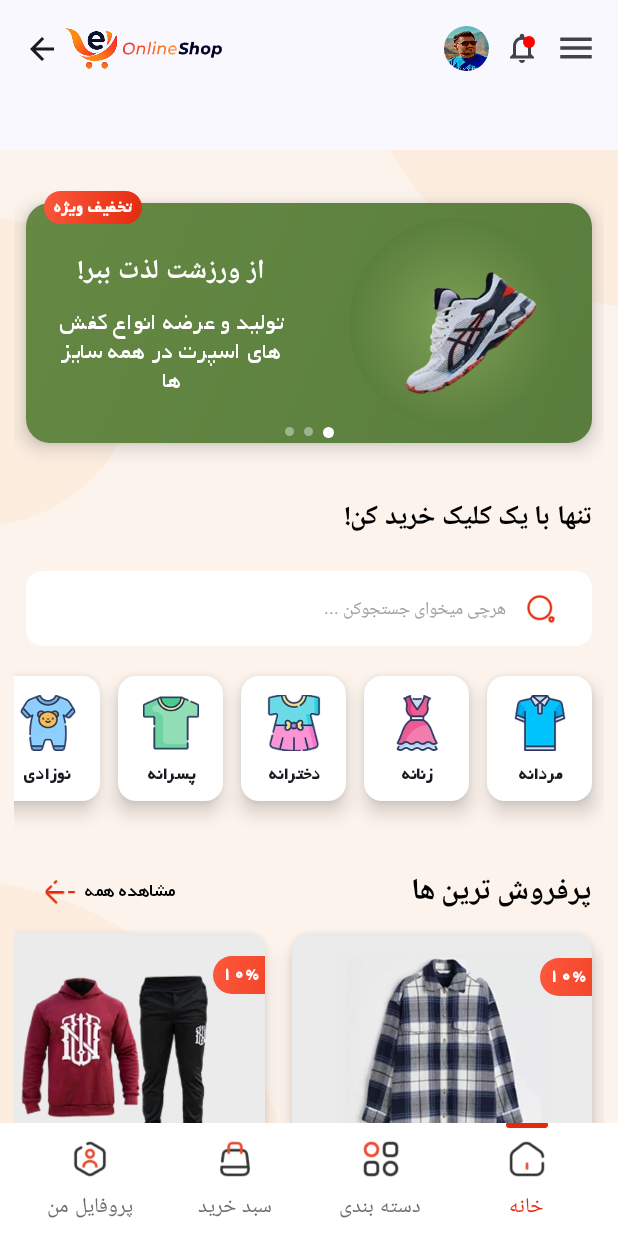
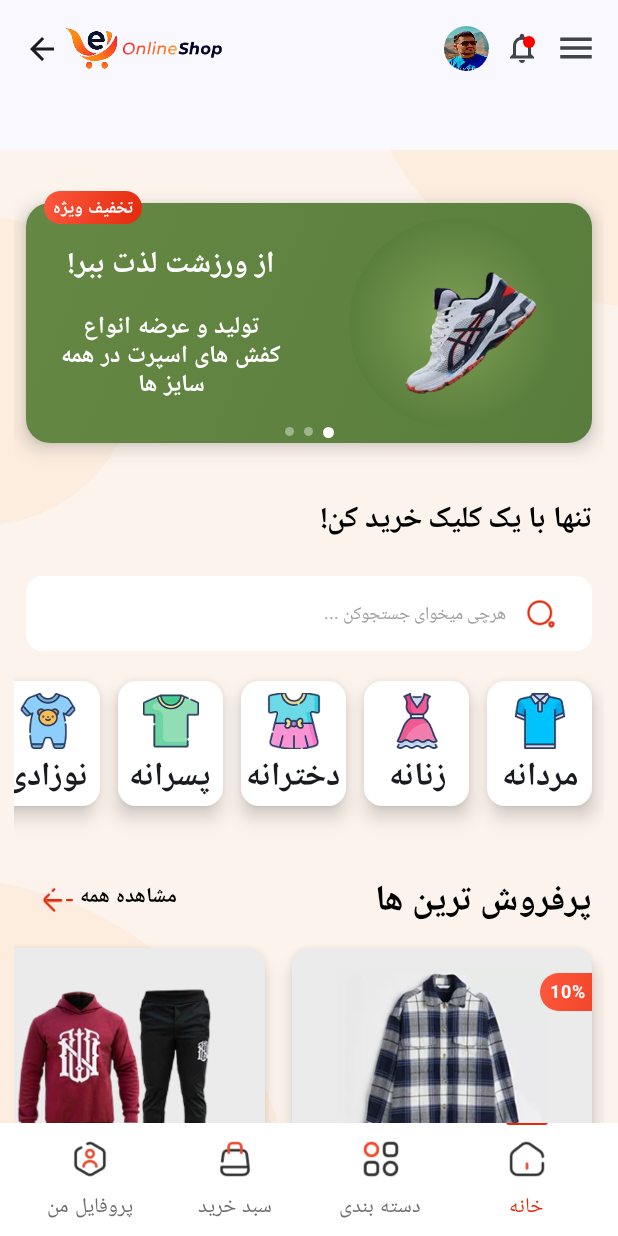
Before and after one commit to vahid-68/OnlineShop, an Android app built with Jetpack Compose: the HomeScreen screen opened through its navigation route, on a phone screen of 412 x 824 dp. Run offline under Robolectric (Android 15) with nearby library versions, the light colour scheme and no system bars; our stand-ins replace Dagger/Hilt's generated code; libraries missing offline, so code that uses them is left out: androidx.hilt.lifecycle.

Commit message:
update home screen

```diff
--- a/app/src/main/java/com/example/onlineshop/data/model/ProductItemModel.kt
+++ b/app/src/main/java/com/example/onlineshop/data/model/ProductItemModel.kt
@@ -3,6 +3,7 @@ package com.example.onlineshop.data.model
 import androidx.compose.ui.unit.Dp
 import androidx.compose.ui.unit.TextUnit
 import androidx.compose.ui.unit.dp
+import androidx.compose.ui.unit.sp
 
 data class ProductItemModel(
     val imageRes: Int,
@@ -14,9 +15,6 @@ data class ProductItemModel(
     val cardHeight: Dp=260.dp,
     val cardWidth: Dp=200.dp,
     val imageSize: Dp?=140.dp,
-    val titleFontSize: TextUnit?=null,
-    val priceFontSize: TextUnit?=null,
-    val priceWithDiscountFontSize: TextUnit?=null,
 
 
 
--- a/app/src/main/java/com/example/onlineshop/ui/component/CustomBannerCard.kt
+++ b/app/src/main/java/com/example/onlineshop/ui/component/CustomBannerCard.kt
@@ -40,6 +40,7 @@ import com.example.onlineshop.ui.theme.Green4
 import com.example.onlineshop.ui.theme.LightOrange
 import com.example.onlineshop.ui.theme.Orange2
 import com.example.onlineshop.ui.theme.White
+import com.example.onlineshop.ui.utils.responsiveFontSize
 
 @Composable
 fun CustomBannerCard(
@@ -114,7 +115,7 @@ fun CustomBannerCard(
 
                                 text = it,
                                 color = Color.White,
-                                fontSize = 18.sp,
+                                fontSize = responsiveFontSize(19.sp,17.sp,20.sp, xlarge = 22.sp),
                                 fontWeight = FontWeight.ExtraBold,
                                 textAlign = TextAlign.Center,
                                 style = TextStyle(textDirection = TextDirection.Rtl)
@@ -130,7 +131,8 @@ fun CustomBannerCard(
                                     .padding(top = 5.dp),
                                 text = it,
                                 color = Color.White,
-                                fontSize = 16.sp,
+                                fontSize = responsiveFontSize(15.sp,12.sp,16.sp, xlarge = 18.sp),
+                                fontWeight = FontWeight.Bold,
                                 textAlign = TextAlign.Center,
                                 lineHeight = 19.sp
 
--- a/app/src/main/java/com/example/onlineshop/ui/component/CustomBottomBar.kt
+++ b/app/src/main/java/com/example/onlineshop/ui/component/CustomBottomBar.kt
@@ -3,6 +3,9 @@ package com.example.onlineshop.ui.component
 import android.R
 import android.R.attr.text
 import android.graphics.drawable.Icon
+import androidx.compose.animation.core.FastOutSlowInEasing
+import androidx.compose.animation.core.animateDpAsState
+import androidx.compose.animation.core.tween
 import androidx.compose.foundation.Image
 import androidx.compose.foundation.background
 import androidx.compose.foundation.clickable
@@ -40,10 +43,12 @@ import androidx.compose.ui.res.painterResource
 import androidx.compose.ui.text.style.LineHeightStyle
 import androidx.compose.ui.unit.dp
 import androidx.compose.ui.unit.sp
+import androidx.compose.ui.unit.times
 import com.example.onlineshop.data.model.BottomNavItem
 import com.example.onlineshop.ui.theme.GrayBlack
 import com.example.onlineshop.ui.theme.Orange2
 import com.example.onlineshop.ui.theme.White
+import com.example.onlineshop.ui.utils.responsiveFontSize
 
 @Composable
 
@@ -90,7 +95,7 @@ fun CustomBottomBar(
                             if (selectedIndex == index) {
                                 Box(
                                     modifier = Modifier
-                                        .offset(y = (-12).dp)
+                                        .offset(y = (-14).dp)
 
                                         .align(Alignment.TopCenter)
                                         .width(28.dp)
@@ -118,7 +123,7 @@ fun CustomBottomBar(
                     label = {
                         Text(
                             text = item.title,
-                            fontSize = 14.sp,
+                            fontSize = responsiveFontSize(14.sp,12.sp,14.sp, xlarge = 16.sp),
                             color = if (selectedIndex == index) Orange2 else GrayBlack
 
                         )
--- a/app/src/main/java/com/example/onlineshop/ui/component/CustomCategoryCard.kt
+++ b/app/src/main/java/com/example/onlineshop/ui/component/CustomCategoryCard.kt
@@ -22,6 +22,7 @@ import androidx.compose.ui.unit.dp
 import androidx.compose.ui.unit.sp
 import com.example.onlineshop.data.model.CategoryItemModel
 import com.example.onlineshop.ui.theme.White
+import com.example.onlineshop.ui.utils.responsiveFontSize
 
 
 @Composable
@@ -36,7 +37,7 @@ fun CustomCategoryCard(
     val cardWidth= item.cardWidth
     val cardHeight= item.cardHeight
     val imageSize=item.imageSize?:45.dp
-    val titleSize: TextUnit=item.titleSize?:12.sp
+
 
 
 
@@ -74,7 +75,7 @@ fun CustomCategoryCard(
                 item.title?.let {
                     Text(
                         text = it,
-                        fontSize =titleSize,
+                        fontSize = responsiveFontSize(14.sp,12.sp,22.sp, xlarge = 24.sp),
                         fontWeight = FontWeight.Bold,
                         textAlign = TextAlign.Center
 
--- a/app/src/main/java/com/example/onlineshop/ui/component/CustomDiscoundBadge.kt
+++ b/app/src/main/java/com/example/onlineshop/ui/component/CustomDiscoundBadge.kt
@@ -21,6 +21,7 @@ import com.example.onlineshop.ui.theme.LightOrange
 import com.example.onlineshop.ui.theme.Orange
 import com.example.onlineshop.ui.theme.Orange2
 import com.example.onlineshop.ui.theme.White
+import com.example.onlineshop.ui.utils.responsiveFontSize
 
 @Composable
 fun CustomDiscoundBadge(
@@ -46,7 +47,8 @@ fun CustomDiscoundBadge(
         Text(
             text=if (isPercentType) "$text%" else text,
             color = White,
-            fontSize = 12.sp,
+            fontSize = responsiveFontSize(12.sp,10.sp,12.sp, xlarge = 14.sp),
+            textAlign = TextAlign.Center,
             fontWeight = FontWeight.Bold,
             modifier = Modifier
                 .padding(start = if (isPercentType) 6.dp else 0.dp)
--- a/app/src/main/java/com/example/onlineshop/ui/component/CustomProductCard.kt
+++ b/app/src/main/java/com/example/onlineshop/ui/component/CustomProductCard.kt
@@ -1,14 +1,9 @@
 package com.example.onlineshop.ui.component
 
-import android.R.attr.textDirection
-import androidx.compose.animation.core.FastOutSlowInEasing
-import androidx.compose.animation.core.animateFloatAsState
-import androidx.compose.animation.core.tween
+import android.annotation.SuppressLint
 import androidx.compose.foundation.Image
-import androidx.compose.foundation.Indication
 import androidx.compose.foundation.background
 import androidx.compose.foundation.clickable
-import androidx.compose.foundation.interaction.MutableInteractionSource
 import androidx.compose.foundation.layout.Arrangement
 import androidx.compose.foundation.layout.Box
 import androidx.compose.foundation.layout.Column
@@ -21,40 +16,24 @@ import androidx.compose.foundation.layout.padding
 import androidx.compose.foundation.layout.size
 import androidx.compose.foundation.layout.width
 import androidx.compose.foundation.shape.CircleShape
-import androidx.compose.foundation.shape.CutCornerShape
-import androidx.compose.foundation.shape.RoundedCornerShape
 import androidx.compose.material.icons.Icons
 import androidx.compose.material.icons.filled.Add
-import androidx.compose.material.ripple.rememberRipple
 import androidx.compose.material3.Card
 import androidx.compose.material3.CardDefaults
 import androidx.compose.material3.Icon
+import androidx.compose.material3.MaterialTheme
 import androidx.compose.material3.Text
 import androidx.compose.runtime.Composable
-import androidx.compose.runtime.LaunchedEffect
-import androidx.compose.runtime.getValue
-import androidx.compose.runtime.mutableStateOf
-import androidx.compose.runtime.remember
-import androidx.compose.runtime.setValue
 import androidx.compose.ui.Alignment
 import androidx.compose.ui.Modifier
-import androidx.compose.ui.draw.clip
-import androidx.compose.ui.draw.clipToBounds
-import androidx.compose.ui.draw.shadow
 import androidx.compose.ui.graphics.Brush
-import androidx.compose.ui.graphics.graphicsLayer
-import androidx.compose.ui.layout.ModifierLocalBeyondBoundsLayout
+import androidx.compose.ui.platform.LocalConfiguration
 import androidx.compose.ui.res.painterResource
 import androidx.compose.ui.text.TextStyle
 import androidx.compose.ui.text.font.FontWeight
-import androidx.compose.ui.text.style.LineHeightStyle
-import androidx.compose.ui.text.style.TextAlign
-import androidx.compose.ui.text.style.TextDecoration
-import androidx.compose.ui.text.style.TextDirection
 import androidx.compose.ui.unit.TextUnit
 import androidx.compose.ui.unit.dp
 import androidx.compose.ui.unit.sp
-import androidx.compose.ui.zIndex
 import com.example.onlineshop.data.model.ProductItemModel
 import com.example.onlineshop.ui.theme.BgProduct
 import com.example.onlineshop.ui.theme.GrayBlack
@@ -62,10 +41,11 @@ import com.example.onlineshop.ui.theme.White
 import com.example.onlineshop.R
 import com.example.onlineshop.ui.theme.LightOrange
 import com.example.onlineshop.ui.theme.Orange2
-import kotlinx.coroutines.delay
-import kotlinx.coroutines.launch
+
+import com.example.onlineshop.ui.utils.responsiveFontSize
 
 
+@SuppressLint("ConfigurationScreenWidthHeight")
 @Composable
 fun CustomProductCard(
     item: ProductItemModel,
@@ -83,10 +63,9 @@ fun CustomProductCard(
     val cardWidth = item.cardWidth
     val cardHeight = item.cardHeight
     val imageSize = item.imageSize ?: 80.dp
-    val titleSize: TextUnit = item.titleFontSize ?: 13.sp
-    val priceSize: TextUnit = item.priceFontSize ?: 13.sp
-    val priceWithDiscountSize: TextUnit = item.priceWithDiscountFontSize ?: 11.sp
+
     val discount: Boolean = item.discount ?: false
+
 
 
 
@@ -149,7 +128,7 @@ fun CustomProductCard(
                                 modifier = Modifier
                                     .padding(top = 9.dp),
                                 text = title,
-                                fontSize = titleSize,
+                                fontSize = responsiveFontSize(14.sp,12.sp,14.sp, xlarge = 16.sp),
                                 fontWeight = FontWeight.Bold,
                                 style = TextStyle(letterSpacing = (-0.5).sp)
                             )
@@ -161,21 +140,23 @@ fun CustomProductCard(
                                 verticalAlignment = Alignment.CenterVertically
                             ) {
                                 Row(
-                                    modifier = Modifier,
+                                  horizontalArrangement = Arrangement.Center,
+                                    verticalAlignment = Alignment.CenterVertically
 
                                     ) {
                                     Text(
 
                                         text = "تومان",
-                                        fontSize = 10.sp,
+                                        fontSize = 11.sp,
                                         color = GrayBlack
 
                                     )
                                     Text(
 
                                         text = price,
-                                        fontSize = priceSize,
-                                        fontWeight = FontWeight.Bold
+                                        fontSize = responsiveFontSize(12.sp,10.sp,13.sp, xlarge = 14.sp),
+                                        fontWeight = FontWeight.Bold,
+                                        style = MaterialTheme.typography.labelSmall
 
                                     )
                                 }
@@ -185,7 +166,8 @@ fun CustomProductCard(
                                 ) {
                                     Text(
                                         text = priceWithDiscount,
-                                        fontSize = priceWithDiscountSize,
+                                        fontSize = responsiveFontSize(11.sp,9.sp,12.sp, xlarge = 14.sp),
+                                        style = MaterialTheme.typography.labelSmall,
                                         color = GrayBlack,
 
 
@@ -195,7 +177,7 @@ fun CustomProductCard(
                                         contentDescription = "lineDiscount",
                                         tint = GrayBlack,
                                         modifier = Modifier
-                                            .size(47.dp)
+                                            .size(40.dp)
                                     )
                                 }
 
--- a/app/src/main/java/com/example/onlineshop/ui/component/CustomTextField.kt
+++ b/app/src/main/java/com/example/onlineshop/ui/component/CustomTextField.kt
@@ -23,6 +23,7 @@ import androidx.compose.ui.unit.sp
 import com.example.onlineshop.ui.theme.GrayLight
 import com.example.onlineshop.ui.theme.White
 import com.example.onlineshop.R
+import com.example.onlineshop.ui.utils.responsiveFontSize
 
 @Composable
 fun CustomTextField(
@@ -65,7 +66,7 @@ fun CustomTextField(
                 modifier = Modifier
                     .fillMaxWidth(),
                 text = placeholder,
-                fontSize = 12.sp,
+                fontSize = responsiveFontSize(12.sp,10.sp,12.sp, xlarge = 14.sp),
                 color = GrayLight,
                 style = TextStyle(
                     textDirection = direction
--- a/app/src/main/java/com/example/onlineshop/ui/component/DropdownMenuItem.kt
+++ b/app/src/main/java/com/example/onlineshop/ui/component/DropdownMenuItem.kt
@@ -14,6 +14,7 @@ import androidx.compose.ui.res.painterResource
 import androidx.compose.ui.text.style.TextAlign
 import androidx.compose.ui.unit.dp
 import androidx.compose.ui.unit.sp
+import com.example.onlineshop.ui.utils.responsiveFontSize
 
 @Composable
 fun DropdownMenuItem(imageRes: Int, text: String, onClick: () -> Unit = {}) {
@@ -27,7 +28,7 @@ fun DropdownMenuItem(imageRes: Int, text: String, onClick: () -> Unit = {}) {
     ) {
         Text(
             text = text,
-            fontSize = 13.sp,
+            fontSize = responsiveFontSize(14.sp,12.sp,14.sp, xlarge = 16.sp),
             modifier = Modifier.padding(start = 10.dp),
             textAlign = TextAlign.Right
         )
--- a/app/src/main/java/com/example/onlineshop/ui/screen/homeScreen.kt
+++ b/app/src/main/java/com/example/onlineshop/ui/screen/homeScreen.kt
@@ -1,5 +1,6 @@
 package com.example.onlineshop.ui.screen
 
+import android.annotation.SuppressLint
 import androidx.compose.foundation.clickable
 import androidx.compose.foundation.layout.Arrangement
 import androidx.compose.foundation.layout.Box
@@ -25,6 +26,7 @@ import androidx.compose.runtime.setValue
 import androidx.compose.ui.Alignment
 import androidx.compose.ui.Modifier
 import androidx.compose.ui.graphics.Color
+import androidx.compose.ui.platform.LocalConfiguration
 import androidx.compose.ui.res.painterResource
 import androidx.compose.ui.text.TextStyle
 import androidx.compose.ui.text.font.FontWeight
@@ -49,7 +51,9 @@ import com.example.onlineshop.ui.component.SpacerHeight
 import com.example.onlineshop.ui.theme.LightOrange
 import com.example.onlineshop.ui.theme.Orange
 import com.example.onlineshop.ui.theme.Orange2
+import com.example.onlineshop.ui.utils.responsiveFontSize
 
+@SuppressLint("ConfigurationScreenWidthHeight")
 @Composable
 fun HomeScreen(
 
@@ -133,7 +137,7 @@ fun HomeScreen(
                 title = "مانتو بافت زنانه اچ اندام",
                 price = "1،550،000 ",
                 priceWithDiscount = "2،000،000 ",
-                description = "jjj",
+                description = "product1",
             discount = true
 
 
@@ -145,10 +149,11 @@ fun HomeScreen(
             title = "ست سویشرت و شلوار مردانه",
             price = "1،550،000 ",
             priceWithDiscount = "2،000،000 ",
-            description = "jjj",
-            imageSize = 135.dp,
-            titleFontSize = 10.sp,
-            discount = true
+            description = "product3",
+
+
+
+
 
 
 
@@ -160,7 +165,7 @@ fun HomeScreen(
             title = "مانتو زنانه پروت",
             price = "5،760،000 ",
             priceWithDiscount = "6،300،000 ",
-            description = "jjj",
+            description = "product2",
             discount = true
 
 
@@ -177,7 +182,7 @@ fun HomeScreen(
             title = "مانتو بافت زنانه اچ اندام",
             price = "1،550،000 ",
             priceWithDiscount = "2،000،000 ",
-            description = "jjj",
+            description = "product3",
 
 
 
@@ -274,7 +279,7 @@ val scrollState=rememberScrollState()
                             textAlign = TextAlign.Right,
 
                             color = Color.Black,
-                            fontSize = 18.sp,
+                            fontSize = responsiveFontSize(19.sp,16.sp,20.sp, xlarge = 22.sp),
                             fontWeight = FontWeight.ExtraBold,
 
                             style = TextStyle(
@@ -354,7 +359,7 @@ val scrollState=rememberScrollState()
                                         tint = Orange2,
                                         modifier = Modifier
                                             .size(21.dp)
-                                            .offset(x = (7).dp,y=(-2).dp)
+                                            .offset(x = (7).dp,)
 
                                     )
                                     Icon(
@@ -363,7 +368,7 @@ val scrollState=rememberScrollState()
                                         tint = Orange2,
                                         modifier = Modifier
                                             .size(11.dp)
-                                            .offset(x = (-6).dp,y=(-2).dp)
+                                            .offset(x = (-6).dp,)
 
                                     )
 
@@ -373,7 +378,7 @@ val scrollState=rememberScrollState()
                                         tint = Orange2,
                                         modifier = Modifier
                                             .size(5.dp)
-                                            .offset(x = (-4).dp,y=(-2).dp)
+                                            .offset(x = (-4).dp,)
 
                                     )
 
@@ -382,7 +387,8 @@ val scrollState=rememberScrollState()
                                 Text(
                                     text = "مشاهده همه",
                                     color = Color.Black,
-                                    fontSize = 13.sp,
+                                    fontSize = responsiveFontSize(13.sp,12.sp,14.sp, xlarge = 16.sp),
+                                    fontWeight = FontWeight.Bold
 
 
 
@@ -401,7 +407,7 @@ val scrollState=rememberScrollState()
                                 textAlign = TextAlign.Right,
 
                                 color = Color.Black,
-                                fontSize = 20.sp,
+                                fontSize = responsiveFontSize(22.sp,18.sp,24.sp, xlarge = 28.sp),
                                 fontWeight = FontWeight.ExtraBold,
 
                                 style = TextStyle(
--- a/app/src/main/java/com/example/onlineshop/ui/theme/Theme.kt
+++ b/app/src/main/java/com/example/onlineshop/ui/theme/Theme.kt
@@ -9,6 +9,7 @@ import androidx.compose.material3.dynamicDarkColorScheme
 import androidx.compose.material3.dynamicLightColorScheme
 import androidx.compose.material3.lightColorScheme
 import androidx.compose.runtime.Composable
+import androidx.compose.ui.platform.LocalConfiguration
 import androidx.compose.ui.platform.LocalContext
 
 private val DarkColorScheme = darkColorScheme(
@@ -44,7 +45,7 @@ fun OnlineShopTheme(
 
     MaterialTheme(
         colorScheme = colorScheme,
-        typography = Typography,
+        typography= MaterialTheme.typography,
         content = content
     )
 }
--- /dev/null
+++ b/app/src/main/java/com/example/onlineshop/ui/utils/UiUtils.kt
@@ -0,0 +1,24 @@
+package com.example.onlineshop.ui.utils
+
+import android.annotation.SuppressLint
+import androidx.compose.runtime.Composable
+import androidx.compose.ui.platform.LocalConfiguration
+import androidx.compose.ui.unit.TextUnit
+
+@SuppressLint("ConfigurationScreenWidthHeight")
+@Composable
+fun responsiveFontSize(
+small: TextUnit,
+medium: TextUnit,
+large: TextUnit,
+xlarge: TextUnit
+
+): TextUnit{
+    val screenWidth= LocalConfiguration.current.screenWidthDp
+    return  when{
+        screenWidth < 380 -> small
+        screenWidth < 400 -> medium
+        screenWidth < 450 -> large
+        else -> xlarge
+    }
+}
```
